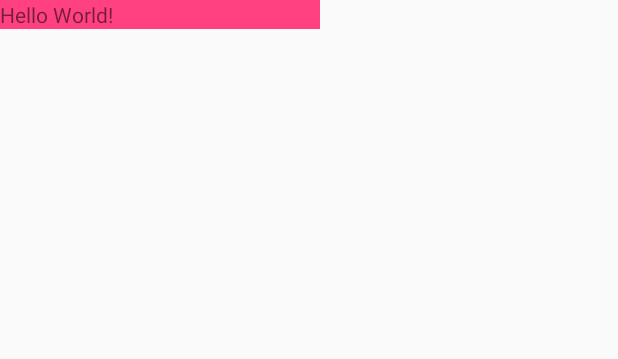
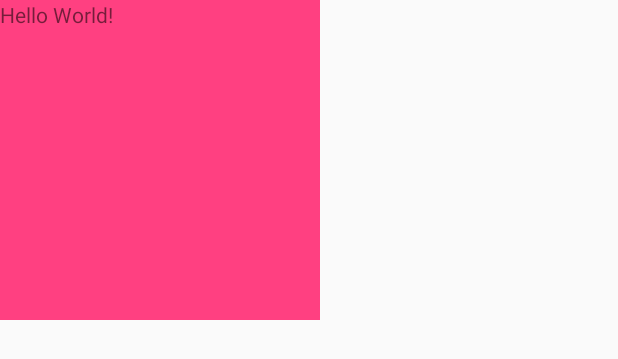
Before and after one commit to YangRuiRui/autolayout, an Android app: the layout activity_main.xml on its own in the app's theme, with its tools: preview values and no code run, on a phone screen of 412 x 824 dp. Shown: the top 359 px of the screen. Run offline under Robolectric (Android 15) with nearby library versions, the phone set to English and light mode, and no system bars.

Commit message:
no message

```diff
--- a/app/src/main/res/layout/activity_main.xml
+++ b/app/src/main/res/layout/activity_main.xml
@@ -9,12 +9,14 @@
 
     <TextView
         android:layout_width="320px"
-        android:layout_height="wrap_content"
+        android:layout_height="320px"
         android:text="Hello World!"
         android:background="@color/colorAccent"
         app:layout_constraintBottom_toBottomOf="parent"
         app:layout_constraintLeft_toLeftOf="parent"
         app:layout_constraintRight_toRightOf="parent"
-        app:layout_constraintTop_toTopOf="parent" />
+        app:layout_constraintTop_toTopOf="parent"
+        app:auto_basewidth="height"
+        tools:ignore="MissingPrefix" />
 
 </FrameLayout>
--- a/autolayout/src/main/java/com/yr/autolayout/attr/AutoAttr.java
+++ b/autolayout/src/main/java/com/yr/autolayout/attr/AutoAttr.java
@@ -42,7 +42,7 @@ public abstract class AutoAttr {
     protected BaseType getBaseType() {
         if (contains(baseHeight, attrVal())) {
             return BASE_HEIGHT;
-        } else if (contains(baseHeight, attrVal())) {
+        } else if (contains(baseWidth, attrVal())) {
             return BASE_WIDTH;
         } else {
             return defaultBaseType();
@@ -52,7 +52,7 @@ public abstract class AutoAttr {
     /**
      * 判断控件的basewidth或baseheight的值是否包含了该属性
      *
-     * @param baseVal 从控件传入的basewidth属性的值
+     * @param baseVal 从控件传入的basewidth或baseheight属性的值
      * @param flag    属性自身的name值
      * @return
      */
--- a/autolayout/src/main/java/com/yr/autolayout/utils/AutoUtils.java
+++ b/autolayout/src/main/java/com/yr/autolayout/utils/AutoUtils.java
@@ -1,7 +1,6 @@
 package com.yr.autolayout.utils;
 
 import android.view.View;
-
 import com.yr.autolayout.AutoLayoutInfo;
 import com.yr.autolayout.attr.Attrs;
 import com.yr.autolayout.attr.BaseType;
```
